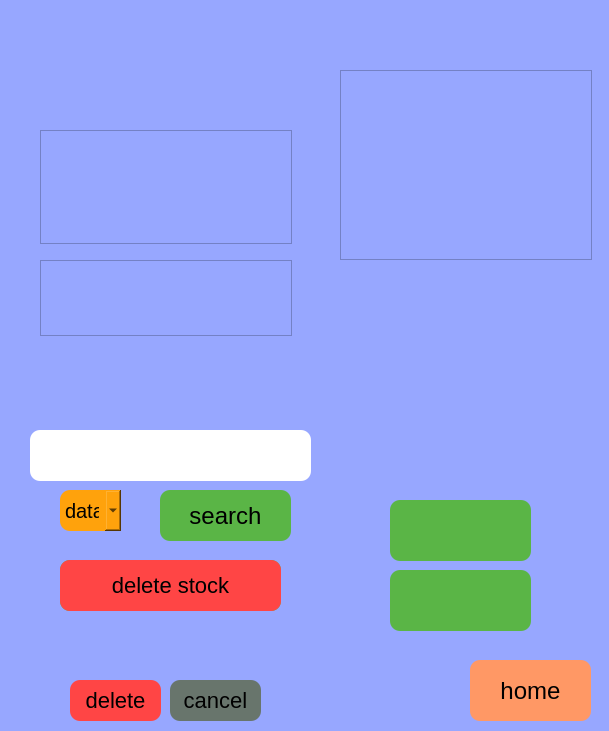
First picture: the form in ui/searchstock.ui, repository mittal-ankitm/stock-market-app, before the edit.
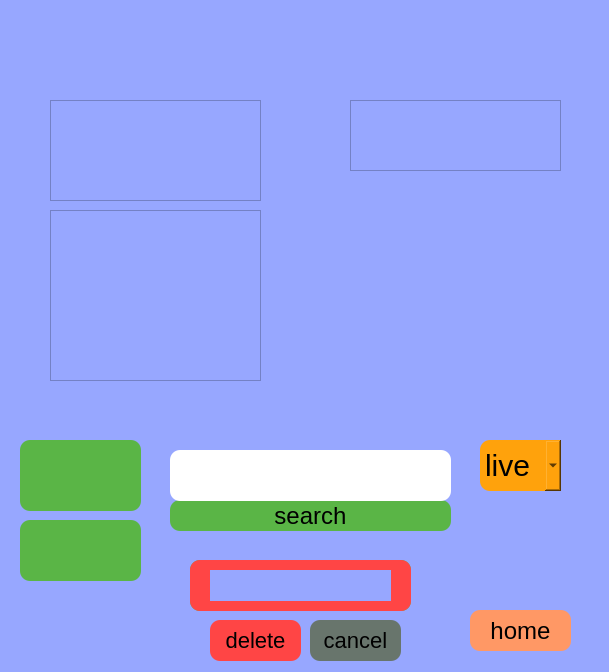
Second picture: the form after the edit. Icons and pictures are not drawn.

Patch:
```diff
--- a/ui/searchstock.ui
+++ b/ui/searchstock.ui
@@ -7,19 +7,19 @@
     <x>0</x>
     <y>0</y>
     <width>609</width>
-    <height>731</height>
+    <height>672</height>
    </rect>
   </property>
   <property name="minimumSize">
    <size>
     <width>609</width>
-    <height>731</height>
+    <height>672</height>
    </size>
   </property>
   <property name="maximumSize">
    <size>
     <width>609</width>
-    <height>731</height>
+    <height>672</height>
    </size>
   </property>
   <property name="windowTitle">
@@ -36,16 +36,16 @@
    <widget class="QTableWidget" name="stockanalysis">
     <property name="geometry">
      <rect>
-      <x>340</x>
-      <y>70</y>
-      <width>252</width>
-      <height>190</height>
+      <x>50</x>
+      <y>210</y>
+      <width>211</width>
+      <height>171</height>
      </rect>
     </property>
     <property name="minimumSize">
      <size>
-      <width>252</width>
-      <height>190</height>
+      <width>55</width>
+      <height>45</height>
      </size>
     </property>
     <property name="maximumSize">
@@ -70,10 +70,10 @@
    <widget class="QPushButton" name="searchbutton">
     <property name="geometry">
      <rect>
-      <x>160</x>
-      <y>490</y>
-      <width>131</width>
-      <height>51</height>
+      <x>170</x>
+      <y>500</y>
+      <width>281</width>
+      <height>31</height>
      </rect>
     </property>
     <property name="styleSheet">
@@ -101,9 +101,9 @@
     <property name="geometry">
      <rect>
       <x>470</x>
-      <y>660</y>
-      <width>121</width>
-      <height>61</height>
+      <y>610</y>
+      <width>101</width>
+      <height>41</height>
      </rect>
     </property>
     <property name="styleSheet">
@@ -131,8 +131,8 @@
    <widget class="QLineEdit" name="stockname">
     <property name="geometry">
      <rect>
-      <x>30</x>
-      <y>430</y>
+      <x>170</x>
+      <y>450</y>
       <width>281</width>
       <height>51</height>
      </rect>
@@ -142,12 +142,15 @@
 font-size:20px;
 border-radius:10px;</string>
     </property>
+    <property name="placeholderText">
+     <string/>
+    </property>
    </widget>
    <widget class="QLabel" name="notify">
     <property name="geometry">
      <rect>
-      <x>20</x>
-      <y>370</y>
+      <x>160</x>
+      <y>400</y>
       <width>291</width>
       <height>41</height>
      </rect>
@@ -164,7 +167,7 @@
    <widget class="QPushButton" name="addbutton">
     <property name="geometry">
      <rect>
-      <x>60</x>
+      <x>190</x>
       <y>560</y>
       <width>221</width>
       <height>51</height>
@@ -194,16 +197,16 @@
    <widget class="QTableWidget" name="stockcompany">
     <property name="geometry">
      <rect>
-      <x>40</x>
-      <y>260</y>
-      <width>252</width>
-      <height>76</height>
+      <x>350</x>
+      <y>100</y>
+      <width>211</width>
+      <height>71</height>
      </rect>
     </property>
     <property name="minimumSize">
      <size>
-      <width>252</width>
-      <height>76</height>
+      <width>4</width>
+      <height>4</height>
      </size>
     </property>
     <property name="maximumSize">
@@ -237,16 +240,16 @@
    <widget class="QTableWidget" name="stocklive">
     <property name="geometry">
      <rect>
-      <x>40</x>
-      <y>130</y>
-      <width>252</width>
-      <height>114</height>
+      <x>50</x>
+      <y>100</y>
+      <width>211</width>
+      <height>101</height>
      </rect>
     </property>
     <property name="minimumSize">
      <size>
-      <width>252</width>
-      <height>114</height>
+      <width>4</width>
+      <height>35</height>
      </size>
     </property>
     <property name="maximumSize">
@@ -271,8 +274,8 @@
    <widget class="QLabel" name="scode">
     <property name="geometry">
      <rect>
-      <x>10</x>
-      <y>70</y>
+      <x>150</x>
+      <y>50</y>
       <width>301</width>
       <height>41</height>
      </rect>
@@ -285,14 +288,17 @@
     <property name="text">
      <string/>
     </property>
+    <property name="alignment">
+     <set>Qt::AlignCenter</set>
+    </property>
    </widget>
    <widget class="QPushButton" name="buydeal">
     <property name="geometry">
      <rect>
-      <x>390</x>
-      <y>500</y>
-      <width>141</width>
-      <height>61</height>
+      <x>20</x>
+      <y>440</y>
+      <width>121</width>
+      <height>71</height>
      </rect>
     </property>
     <property name="styleSheet">
@@ -319,9 +325,9 @@
    <widget class="QPushButton" name="selldeal">
     <property name="geometry">
      <rect>
-      <x>390</x>
-      <y>570</y>
-      <width>141</width>
+      <x>20</x>
+      <y>520</y>
+      <width>121</width>
       <height>61</height>
      </rect>
     </property>
@@ -349,7 +355,7 @@
    <widget class="QPushButton" name="delbutton">
     <property name="geometry">
      <rect>
-      <x>60</x>
+      <x>190</x>
       <y>560</y>
       <width>221</width>
       <height>51</height>
@@ -380,8 +386,8 @@
    <widget class="QPushButton" name="confirmdelbutton">
     <property name="geometry">
      <rect>
-      <x>70</x>
-      <y>680</y>
+      <x>210</x>
+      <y>620</y>
       <width>91</width>
       <height>41</height>
      </rect>
@@ -411,8 +417,8 @@
    <widget class="QPushButton" name="canceldel">
     <property name="geometry">
      <rect>
-      <x>170</x>
-      <y>680</y>
+      <x>310</x>
+      <y>620</y>
       <width>91</width>
       <height>41</height>
      </rect>
@@ -445,8 +451,8 @@
    <widget class="QLabel" name="confirmdel">
     <property name="geometry">
      <rect>
-      <x>80</x>
-      <y>630</y>
+      <x>210</x>
+      <y>570</y>
       <width>181</width>
       <height>31</height>
      </rect>
@@ -480,8 +486,8 @@
    <widget class="QLabel" name="changeimg">
     <property name="geometry">
      <rect>
-      <x>400</x>
-      <y>280</y>
+      <x>390</x>
+      <y>190</y>
       <width>111</width>
       <height>186</height>
      </rect>
@@ -493,21 +499,21 @@
    <widget class="QComboBox" name="option">
     <property name="geometry">
      <rect>
-      <x>60</x>
-      <y>490</y>
-      <width>61</width>
-      <height>41</height>
+      <x>480</x>
+      <y>440</y>
+      <width>81</width>
+      <height>51</height>
      </rect>
     </property>
     <property name="styleSheet">
      <string notr="true">border-radius:10px;
 background-color:rgb(255, 162, 12);
-font-size:20px;
+font-size:30px;
 font-variant:small-caps;</string>
     </property>
     <item>
      <property name="text">
-      <string>data</string>
+      <string>live</string>
      </property>
     </item>
     <item>
```
Left out of the diff: 11 changed lines with no effect on the pictures.
